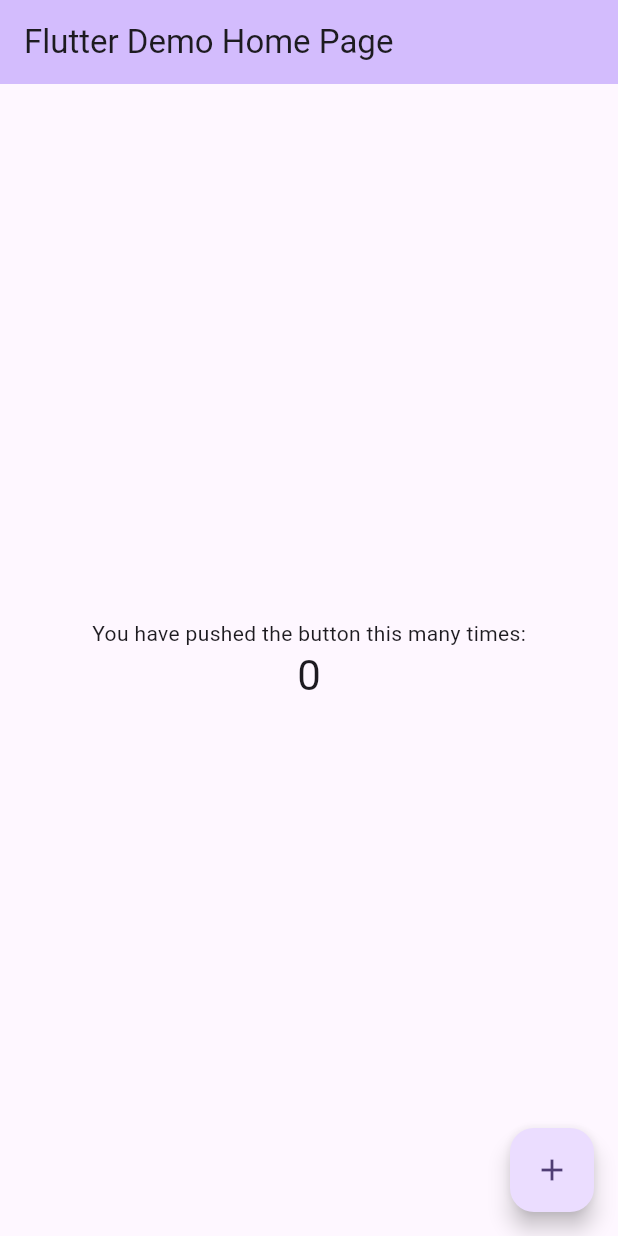
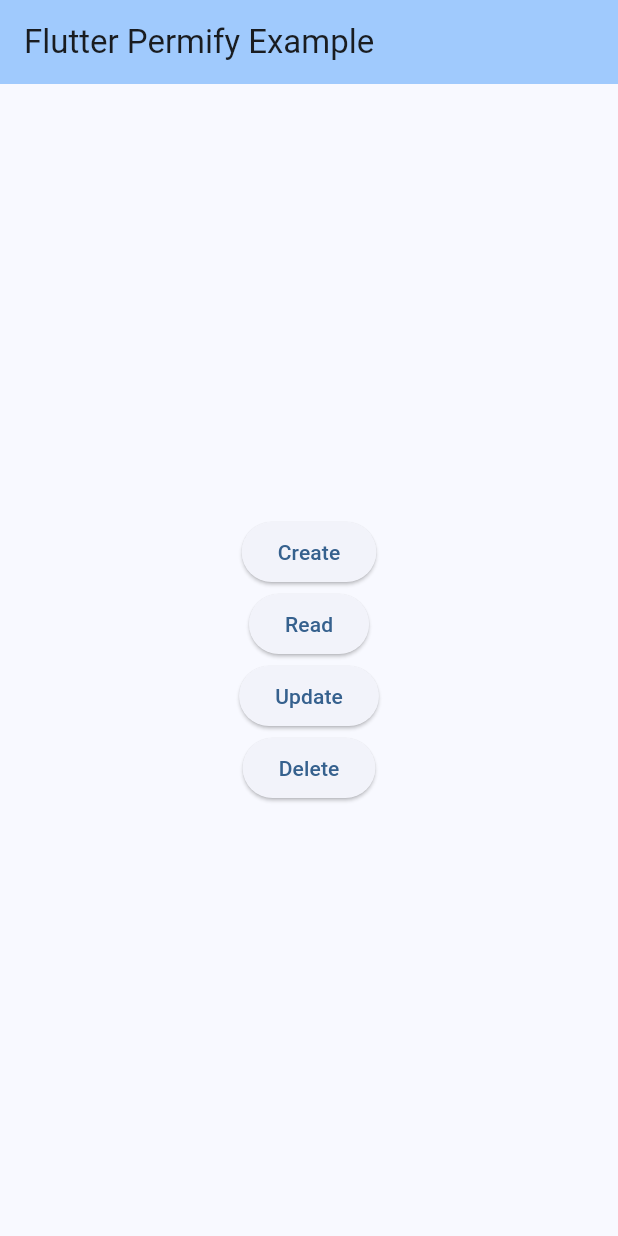
Before and after one commit to fenicfelix/flutter_permify, a Flutter app: the screen it shows after launch, on a phone screen of 412 x 824 dp. Run offline on Flutter 3.47's test engine with Material 3 defaults, Android fonts, the phone set to English and light mode, and no system bars; our stand-ins replace shared_preferences; missing offline and left inert: smart_edge_alert.

Commit message:
Updates example

```diff
--- a/example/lib/main.dart
+++ b/example/lib/main.dart
@@ -1,4 +1,6 @@
 import 'package:flutter/material.dart';
+import 'package:flutter_permify/flutter_permify.dart';
+import 'package:smart_edge_alert/smart_edge_alert.dart';
 
 void main() {
   runApp(const MyApp());
@@ -11,42 +13,18 @@ class MyApp extends StatelessWidget {
   @override
   Widget build(BuildContext context) {
     return MaterialApp(
-      title: 'Flutter Demo',
+      title: 'Flutter Permify',
       theme: ThemeData(
-        // This is the theme of your application.
-        //
-        // TRY THIS: Try running your application with "flutter run". You'll see
-        // the application has a purple toolbar. Then, without quitting the app,
-        // try changing the seedColor in the colorScheme below to Colors.green
-        // and then invoke "hot reload" (save your changes or press the "hot
-        // reload" button in a Flutter-supported IDE, or press "r" if you used
-        // the command line to start the app).
-        //
-        // Notice that the counter didn't reset back to zero; the application
-        // state is not lost during the reload. To reset the state, use hot
-        // restart instead.
-        //
-        // This works for code too, not just values: Most code changes can be
-        // tested with just a hot reload.
-        colorScheme: ColorScheme.fromSeed(seedColor: Colors.deepPurple),
+        colorScheme: ColorScheme.fromSeed(seedColor: Colors.blue),
         useMaterial3: true,
       ),
-      home: const MyHomePage(title: 'Flutter Demo Home Page'),
+      home: const MyHomePage(title: 'Flutter Permify Example'),
     );
   }
 }
 
 class MyHomePage extends StatefulWidget {
   const MyHomePage({super.key, required this.title});
-
-  // This widget is the home page of your application. It is stateful, meaning
-  // that it has a State object (defined below) that contains fields that affect
-  // how it looks.
-
-  // This class is the configuration for the state. It holds the values (in this
-  // case the title) provided by the parent (in this case the App widget) and
-  // used by the build method of the State. Fields in a Widget subclass are
-  // always marked "final".
 
   final String title;
 
@@ -55,71 +33,101 @@ class MyHomePage extends StatefulWidget {
 }
 
 class _MyHomePageState extends State<MyHomePage> {
-  int _counter = 0;
+  void definePermissions() {
+    setState(() {
+      // ignore: avoid_print
+      Permify.setPermissions(['read', 'create']);
+    });
+  }
 
-  void _incrementCounter() {
-    setState(() {
-      // This call to setState tells the Flutter framework that something has
-      // changed in this State, which causes it to rerun the build method below
-      // so that the display can reflect the updated values. If we changed
-      // _counter without calling setState(), then the build method would not be
-      // called again, and so nothing would appear to happen.
-      _counter++;
-    });
+  /// function to show an alert
+  showAlert(String title, String message) {
+    SmartEdgeAlert.show(
+      context,
+      gravity: SmartEdgeAlert.bottom,
+      title: title,
+      description: message,
+      duration: SmartEdgeAlert.lengthShort,
+      backgroundColor: title == "GRANTED" ? Colors.green : Colors.red,
+    );
+  }
+
+  /// function to check if the user has the create permission
+  void create() async {
+    if (await Permify.hasPermission('create')) {
+      showAlert("GRANTED", "User has create permission");
+    } else {
+      showAlert("DENIED", "User has no create permission");
+    }
+  }
+
+  /// function to check if the user has the read permission
+  void read() async {
+    if (await Permify.hasPermission('read')) {
+      showAlert("GRANTED", "User has read permission");
+    } else {
+      showAlert("DENIED", "User has no read permission");
+    }
+  }
+
+  /// function to check if the user has the update permission
+  void update() async {
+    if (await Permify.hasPermission('update')) {
+      showAlert("GRANTED", "User has update permission");
+    } else {
+      showAlert("DENIED", "User has no update permission");
+    }
+  }
+
+  /// function to check if the user has the delete permission
+  void delete() async {
+    if (await Permify.hasPermission('delete')) {
+      showAlert("GRANTED", "User has delete permission");
+    } else {
+      showAlert("DENIED", "User has no delete permission");
+    }
   }
 
   @override
   Widget build(BuildContext context) {
-    // This method is rerun every time setState is called, for instance as done
-    // by the _incrementCounter method above.
-    //
-    // The Flutter framework has been optimized to make rerunning build methods
-    // fast, so that you can just rebuild anything that needs updating rather
-    // than having to individually change instances of widgets.
-    return Scaffold(
+    definePermissions();
+    return SafeArea(
+      child: Scaffold(
         appBar: AppBar(
-        // TRY THIS: Try changing the color here to a specific color (to
-        // Colors.amber, perhaps?) and trigger a hot reload to see the AppBar
-        // change color while the other colors stay the same.
           backgroundColor: Theme.of(context).colorScheme.inversePrimary,
-        // Here we take the value from the MyHomePage object that was created by
-        // the App.build method, and use it to set our appbar title.
           title: Text(widget.title),
         ),
         body: Center(
-        // Center is a layout widget. It takes a single child and positions it
-        // in the middle of the parent.
           child: Column(
-          // Column is also a layout widget. It takes a list of children and
-          // arranges them vertically. By default, it sizes itself to fit its
-          // children horizontally, and tries to be as tall as its parent.
-          //
-          // Column has various properties to control how it sizes itself and
-          // how it positions its children. Here we use mainAxisAlignment to
-          // center the children vertically; the main axis here is the vertical
-          // axis because Columns are vertical (the cross axis would be
-          // horizontal).
-          //
-          // TRY THIS: Invoke "debug painting" (choose the "Toggle Debug Paint"
-          // action in the IDE, or press "p" in the console), to see the
-          // wireframe for each widget.
             mainAxisAlignment: MainAxisAlignment.center,
             children: <Widget>[
-            const Text(
-              'You have pushed the button this many times:',
+              // create button
+              ElevatedButton(
+                onPressed: () {
+                  create();
+                },
+                child: const Text('Create'),
               ),
-            Text(
-              '$_counter',
-              style: Theme.of(context).textTheme.headlineMedium,
+              /// read button
+              ElevatedButton(
+                onPressed: read,
+                child: const Text('Read'),
+              ),
+              /// update button
+              ElevatedButton(
+                onPressed: update,
+                child: const Text('Update'),
+              ),
+
+              /// delete button
+              ElevatedButton(
+                onPressed: delete,
+                child: const Text('Delete'),
               ),
             ],
           ),
         ),
-      floatingActionButton: FloatingActionButton(
-        onPressed: _incrementCounter,
-        tooltip: 'Increment',
-        child: const Icon(Icons.add),
-      ), // This trailing comma makes auto-formatting nicer for build methods.
+      ),
     );
   }
 }
--- a/example/pubspec.yaml
+++ b/example/pubspec.yaml
@@ -1,4 +1,4 @@
-name: example
+name: permify_example
 description: "A new Flutter project."
 # The following line prevents the package from being accidentally published to
 # pub.dev using `flutter pub publish`. This is preferred for private packages.
@@ -35,10 +35,14 @@ dependencies:
   # The following adds the Cupertino Icons font to your application.
   # Use with the CupertinoIcons class for iOS style icons.
   cupertino_icons: ^1.0.2
+  smart_edge_alert: ^0.0.7
 
 dev_dependencies:
   flutter_test:
     sdk: flutter
+
+  flutter_permify:
+    path: ../
 
   # The "flutter_lints" package below contains a set of recommended lints to
   # encourage good coding practices. The lint set provided by the package is
```
Also changed, not shown: example/pubspec.lock, 10 other files. Lines whose indentation alone changed are shown as unchanged.
